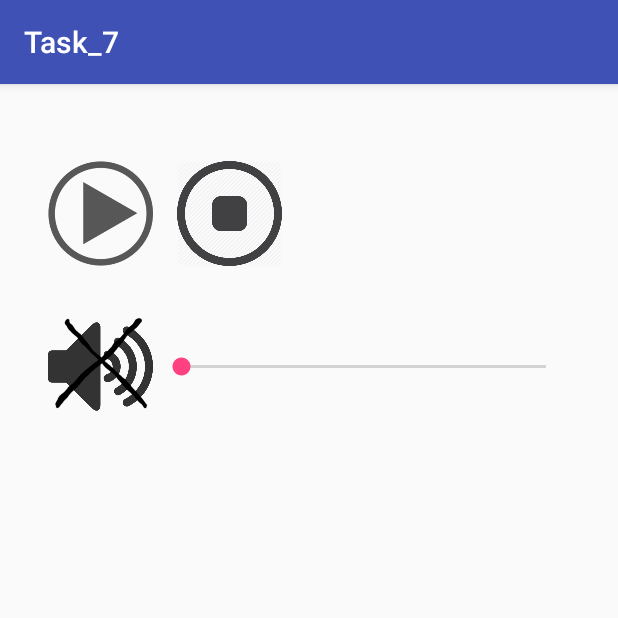
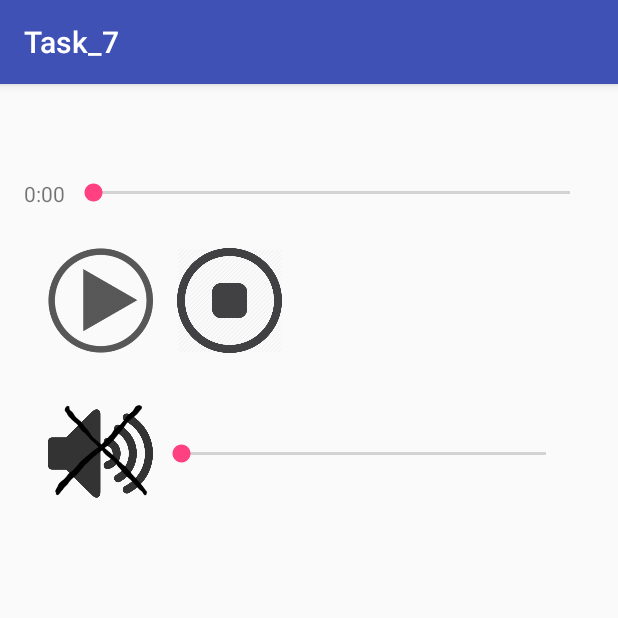
Before and after one commit to timsin63/Mercury_Task7, an Android app: the screen it shows after launch (MainActivity), on a phone screen of 412 x 824 dp, the top half of it. Run offline under Robolectric (Android 15) with nearby library versions, the phone set to English and light mode, and no system bars; 1 statement that could not run was skipped.

Commit message:
added notifications andvalid work of service. added navigation bar with correct work

```diff
--- a/app/build.gradle
+++ b/app/build.gradle
@@ -5,7 +5,7 @@ android {
     buildToolsVersion "25.0.0"
     defaultConfig {
         applicationId "com.example.user.task_7"
-        minSdkVersion 15
+        minSdkVersion 16
         targetSdkVersion 25
         versionCode 1
         versionName "1.0"
--- a/app/src/main/java/com/example/user/task_7/MainActivity.java
+++ b/app/src/main/java/com/example/user/task_7/MainActivity.java
@@ -7,13 +7,11 @@ import android.content.Intent;
 import android.content.IntentFilter;
 import android.content.ServiceConnection;
 import android.media.AudioManager;
-import android.media.MediaPlayer;
+import android.os.Bundle;
+import android.os.Handler;
 import android.os.IBinder;
-import android.provider.MediaStore;
 import android.support.v7.app.AppCompatActivity;
-import android.os.Bundle;
 import android.util.Log;
-import android.view.KeyEvent;
 import android.view.View;
 import android.widget.Button;
 import android.widget.ImageView;
@@ -24,13 +22,20 @@ import android.widget.TextView;
 public class MainActivity extends AppCompatActivity {
 
     static final String TAG = "ACTIVITY_MAIN";
+    public static final String STOP_ACTION = "com.example.user.task_7.ACTION_STOP";
+    public static final String PLAYPAUSE_ACTION = "com.example.user.task_7.ACTION_PLAY_PAUSE";
+    public static final String ACTION_STARTED = "com.example.user.task_7.ACTION_ACTIVITY_STARTED";
+    public static final String EXTRA_POSITION = "com.example.user.task_7.POSITION";
 
     AudioManager audioManager;
     Button buttonPlay, buttonStop, buttonVolume;
-    SeekBar volumeBar;
+    SeekBar volumeBar, trackProgressBar;
     int volume;
-    BroadcastReceiver volumeReceiver;
+    BroadcastReceiver volumeReceiver, notificationReceiver;
     int oldVolume;
+    TextView trackTimeView, trackNameView;
+    Handler handler;
+    ImageView coverView;
 
 
     MediaPlayerService mediaPlayerService;
@@ -46,30 +51,28 @@ public class MainActivity extends AppCompatActivity {
 
         buttonPlay = (Button) findViewById(R.id.play);
 
-        final TextView trackNameView = (TextView) findViewById(R.id.track_title);
-        final ImageView coverView = (ImageView) findViewById(R.id.cover);
+        trackNameView = (TextView) findViewById(R.id.track_title);
+        coverView = (ImageView) findViewById(R.id.cover);
 
         buttonPlay.setOnClickListener(new View.OnClickListener() {
             @Override
             public void onClick(View view) {
 
+                buttonPlay.setBackgroundResource(mediaPlayerService.isAudioPlaying() ? R.drawable.play : R.drawable.pause);
+
                 mediaPlayerService.playOrPause();
-                if (mediaPlayerService.isAudioPlaying()) {
-                    buttonPlay.setBackgroundResource(R.drawable.pause);
-                    trackNameView.setText(mediaPlayerService.getTrackName());
-                    coverView.setImageBitmap(mediaPlayerService.getCover());
-                } else {
-                    buttonPlay.setBackgroundResource(R.drawable.play);
-
-                }
+                trackNameView.setText(mediaPlayerService.getTrackName());
+                coverView.setImageBitmap(mediaPlayerService.getCover());
             }
         });
+
 
         buttonStop = (Button) findViewById(R.id.stop);
         buttonStop.setOnClickListener(new View.OnClickListener() {
             @Override
             public void onClick(View view) {
                 mediaPlayerService.stop();
+                trackProgressBar.setProgress(0);
                 buttonPlay.setBackgroundResource(R.drawable.play);
             }
         });
@@ -79,7 +82,7 @@ public class MainActivity extends AppCompatActivity {
         setVolumeControlStream(AudioManager.STREAM_MUSIC);
 
         buttonVolume = (Button) findViewById(R.id.volume_btn);
-        if (volume == 0){
+        if (volume == 0) {
             buttonVolume.setBackgroundResource(R.drawable.volume_off);
         }
 
@@ -105,7 +108,7 @@ public class MainActivity extends AppCompatActivity {
             public void onProgressChanged(SeekBar seekBar, int i, boolean b) {
                 volume = (audioManager.getStreamMaxVolume(AudioManager.STREAM_MUSIC) * seekBar.getProgress()) / 100;
                 audioManager.setStreamVolume(AudioManager.STREAM_MUSIC, volume, AudioManager.FLAG_SHOW_UI);
-                if (volume == 0){
+                if (volume == 0) {
                     buttonVolume.setBackgroundResource(R.drawable.volume_off);
                 } else {
                     buttonVolume.setBackgroundResource(R.drawable.volume_on);
@@ -123,27 +126,138 @@ public class MainActivity extends AppCompatActivity {
             }
         });
 
-
         volumeReceiver = new BroadcastReceiver() {
             @Override
             public void onReceive(Context context, Intent intent) {
                 volumeBar.setProgress(audioManager.getStreamVolume(AudioManager.STREAM_MUSIC) * 100 / 15 + 1);
             }
         };
+
+
+        notificationReceiver = new BroadcastReceiver() {
+            @Override
+            public void onReceive(Context context, Intent intent) {
+                if (intent.getAction().equals(STOP_ACTION)) {
+                    buttonPlay.setBackgroundResource(R.drawable.play);
+                    trackProgressBar.setProgress(0);
+                    trackTimeView.setText(R.string.null_position);
+                } else {
+                    buttonPlay.setBackgroundResource(mediaPlayerService.isAudioPlaying()? R.drawable.pause : R.drawable.play);
+                }
+            }
+        };
+
+
+
+        trackProgressBar = (SeekBar) findViewById(R.id.track_progress);
+        trackTimeView = (TextView) findViewById(R.id.track_time);
+        trackTimeView.setText("0:00");
+
+        trackProgressBar.setOnSeekBarChangeListener(new SeekBar.OnSeekBarChangeListener() {
+            @Override
+            public void onProgressChanged(SeekBar seekBar, int i, boolean fromUser) {
+
+                if (trackProgressBar.getMax() == 100) {
+                    trackProgressBar.setMax(mediaPlayerService.getDuration());
+                }
+                if (fromUser) {
+                    mediaPlayerService.setTrackProgress(seekBar.getProgress());
+                    trackTimeView.setText(mediaPlayerService.getTime());
+                }
+            }
+
+            @Override
+            public void onStartTrackingTouch(SeekBar seekBar) {
+
+            }
+
+            @Override
+            public void onStopTrackingTouch(SeekBar seekBar) {
+
+            }
+        });
     }
-
 
 
     @Override
     protected void onStart() {
         super.onStart();
+
         Intent intent = new Intent(this, MediaPlayerService.class);
+
+
+        ServiceConnection serviceConnection = new ServiceConnection() {
+            @Override
+            public void onServiceConnected(ComponentName componentName, IBinder iBinder) {
+                MediaPlayerService.MediaPlayerBinder binder = (MediaPlayerService.MediaPlayerBinder) iBinder;
+                mediaPlayerService = binder.getService();
+                isBounded = true;
+            }
+
+            @Override
+            public void onServiceDisconnected(ComponentName componentName) {
+                isBounded = false;
+            }
+        };
+
+
         getApplicationContext().bindService(intent, serviceConnection, BIND_AUTO_CREATE);
 
-        IntentFilter intentFilter = new IntentFilter();
-        intentFilter.addAction("android.media.VOLUME_CHANGED_ACTION");
 
-        registerReceiver(volumeReceiver, intentFilter);
+        IntentFilter volumeIntentFilter = new IntentFilter();
+        volumeIntentFilter.addAction("android.media.VOLUME_CHANGED_ACTION");
+
+        registerReceiver(volumeReceiver, volumeIntentFilter);
+
+        IntentFilter stoppingIntentFilter = new IntentFilter();
+        stoppingIntentFilter.addAction(STOP_ACTION);
+        stoppingIntentFilter.addAction(PLAYPAUSE_ACTION);
+
+        registerReceiver(notificationReceiver, stoppingIntentFilter);
+
+
+        handler = new Handler();
+        handler.postDelayed(new Runnable() {
+            @Override
+            public void run() {
+                if (mediaPlayerService != null) {
+                    try {
+                        if (mediaPlayerService.isAudioPlaying()) {
+                            trackTimeView.setText(mediaPlayerService.getTime());
+                            trackProgressBar.setProgress(mediaPlayerService.getTrackProgress());
+                        }
+                    } catch (Exception e) {
+                        trackProgressBar.setProgress(0);
+                        trackTimeView.setText(R.string.null_position);
+                        buttonPlay.setBackgroundResource(R.drawable.play);
+                        handler.removeCallbacks(this);
+                    }
+                }
+                handler.postDelayed(this, 1000);
+            }
+        }, 1000);
+
+
+        if (getIntent().getAction().equals(ACTION_STARTED)){
+
+            final Handler onRestartHandler = new Handler();
+                    onRestartHandler.postDelayed(new Runnable() {
+                @Override
+                public void run() {
+                    if (mediaPlayerService != null) {
+                        buttonPlay.setBackgroundResource(mediaPlayerService.isAudioPlaying() ? R.drawable.pause : R.drawable.play);
+
+                        trackProgressBar.setProgress(mediaPlayerService.getTrackProgress());
+                        trackTimeView.setText(mediaPlayerService.getTime());
+                        coverView.setImageBitmap(mediaPlayerService.getCover());
+                        trackNameView.setText(mediaPlayerService.getTrackName());
+                        onRestartHandler.removeCallbacks(this);
+                    }
+                }
+            }, 1000);
+
+            Log.d(TAG, "Started by notification");
+        }
     }
 
 
@@ -152,9 +266,7 @@ public class MainActivity extends AppCompatActivity {
         super.onResume();
         volumeBar.setProgress(audioManager.getStreamVolume(AudioManager.STREAM_MUSIC) * 100 / 15 + 1);
         if (mediaPlayerService != null) {
-            if (mediaPlayerService.isAudioPlaying()) {
-                buttonPlay.setBackgroundResource(R.drawable.pause);
-            }
+            buttonPlay.setBackgroundResource(mediaPlayerService.isAudioPlaying() ? R.drawable.pause : R.drawable.play);
         }
     }
 
@@ -162,25 +274,15 @@ public class MainActivity extends AppCompatActivity {
     protected void onStop() {
         super.onStop();
         unregisterReceiver(volumeReceiver);
+        unregisterReceiver(notificationReceiver);
+
     }
 
-    private ServiceConnection serviceConnection = new ServiceConnection() {
-        @Override
-        public void onServiceConnected(ComponentName componentName, IBinder iBinder) {
-            MediaPlayerService.MediaPlayerBinder binder = (MediaPlayerService.MediaPlayerBinder) iBinder;
-            mediaPlayerService = binder.getService();
-            isBounded = true;
-        }
-
-        @Override
-        public void onServiceDisconnected(ComponentName componentName) {
-            isBounded = false;
-        }
-    };
 
 
     @Override
     protected void onSaveInstanceState(Bundle outState) {
         super.onSaveInstanceState(outState);
     }
+
 }
--- a/app/src/main/res/layout/activity_main.xml
+++ b/app/src/main/res/layout/activity_main.xml
@@ -14,12 +14,28 @@
     <ImageView
         android:id="@+id/cover"
         android:layout_width="wrap_content"
-        android:layout_height="wrap_content" />
+        android:layout_height="wrap_content"
+        android:layout_gravity="center_horizontal"/>
 
     <TextView
         android:id="@+id/track_title"
+        android:textSize="@dimen/track_name_size"
         android:layout_width="match_parent"
         android:layout_height="wrap_content" />
+    <LinearLayout
+        android:orientation="horizontal"
+        android:layout_width="match_parent"
+        android:layout_height="wrap_content">
+        <TextView
+            android:id="@+id/track_time"
+            android:layout_width="@dimen/track_time"
+            android:layout_height="@dimen/track_time"
+            />
+        <android.support.v7.widget.AppCompatSeekBar
+            android:id="@+id/track_progress"
+            android:layout_width="match_parent"
+            android:layout_height="wrap_content" />
+    </LinearLayout>
     <LinearLayout
         android:layout_width="match_parent"
         android:layout_height="wrap_content"
@@ -41,7 +57,8 @@
     <LinearLayout
         android:layout_width="match_parent"
         android:layout_height="wrap_content"
-        android:padding="@dimen/activity_vertical_margin">
+        android:padding="@dimen/activity_vertical_margin"
+        >
         <Button
             android:id="@+id/volume_btn"
             android:layout_width="@dimen/button_size"
--- a/app/src/main/res/values/dimens.xml
+++ b/app/src/main/res/values/dimens.xml
@@ -3,4 +3,6 @@
     <dimen name="activity_horizontal_margin">16dp</dimen>
     <dimen name="activity_vertical_margin">16dp</dimen>
     <dimen name="button_size">70dp</dimen>
+    <dimen name="track_time">30dp</dimen>
+    <dimen name="track_name_size">35sp</dimen>
 </resources>
--- a/app/src/main/res/values/strings.xml
+++ b/app/src/main/res/values/strings.xml
@@ -1,3 +1,4 @@
 <resources>
     <string name="app_name">Task_7</string>
+    <string name="null_position">0:00</string>
 </resources>
```
Also changed, not shown: app/src/main/AndroidManifest.xml (+5 -3 lines), app/src/main/java/com/example/user/task_7/MediaPlayerService.java (+103 -12 lines), app/src/main/res/drawable/play_notification.png (added), app/src/main/res/drawable/stop_notification.png (added).
